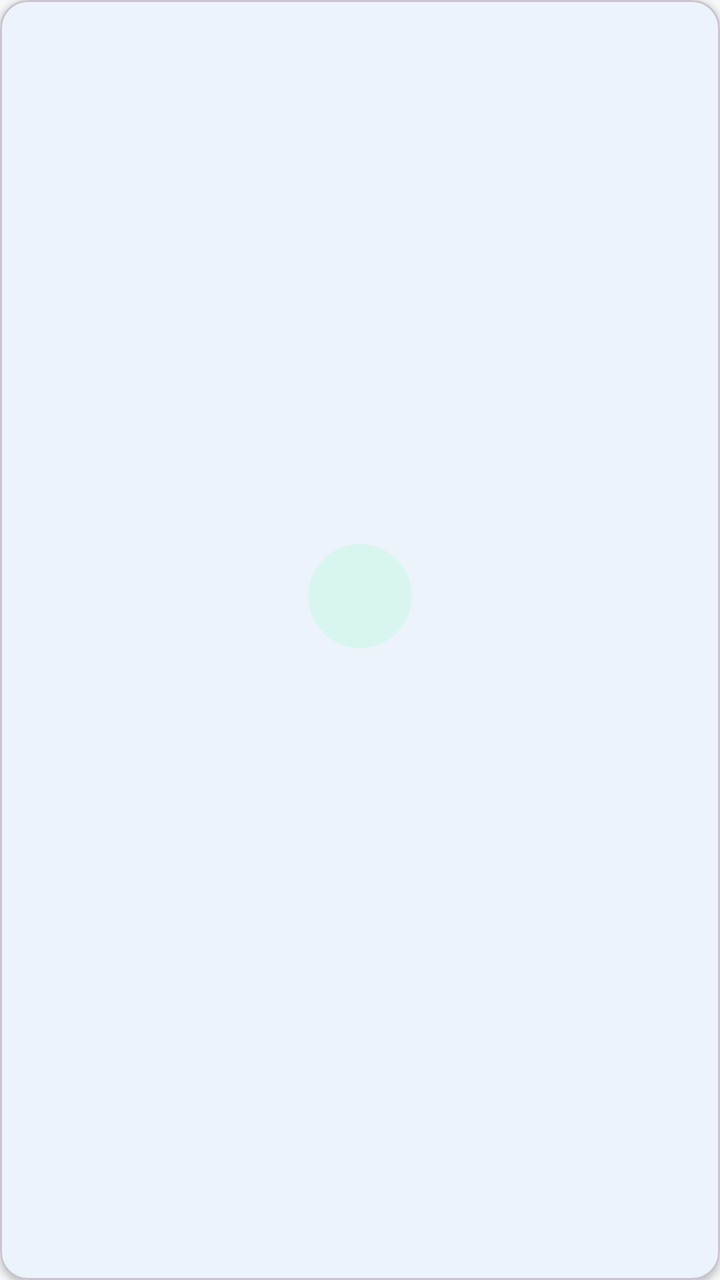
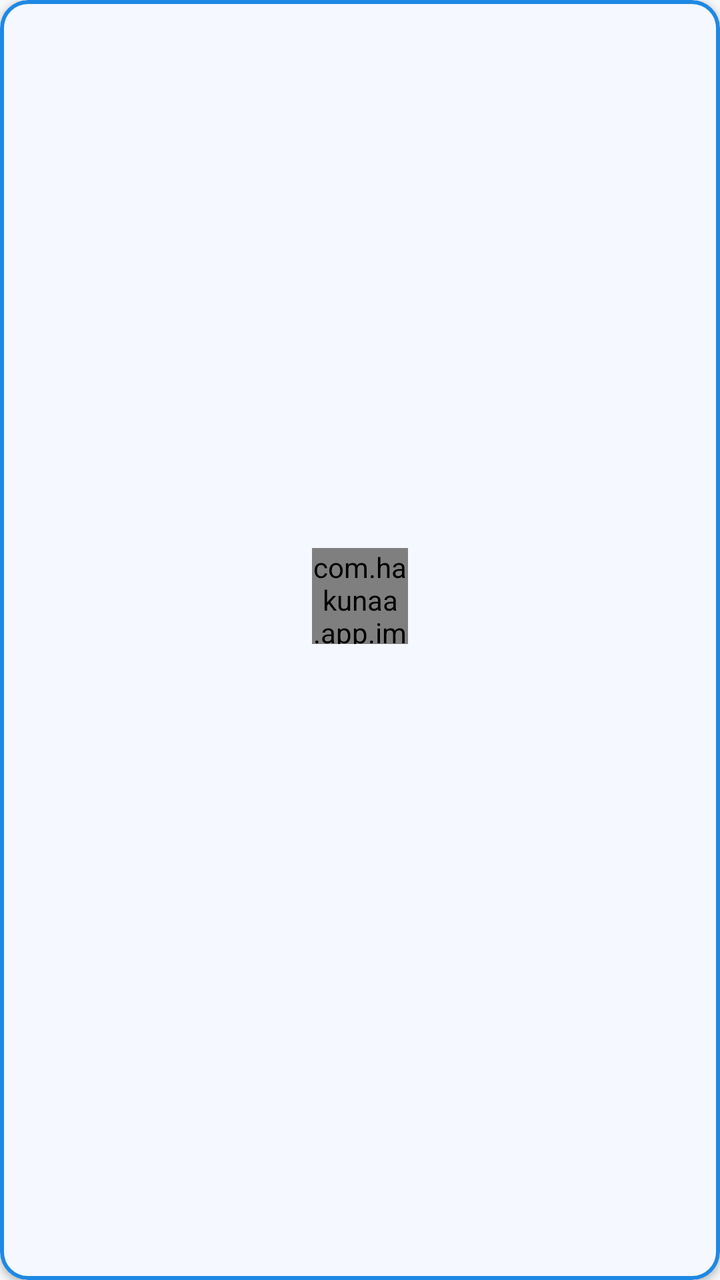

An Android layout rendered at two revisions. The XML below is the earlier revision; the diff shows what the commit changed to produce the second picture.
<!-- AndroidManifest.xml: application theme Theme.Hakunaa -->
<!-- res/layout/item_image_tool.xml -->
<?xml version="1.0" encoding="utf-8"?>
<com.google.android.material.card.MaterialCardView
    xmlns:android="http://schemas.android.com/apk/res/android"
    xmlns:app="http://schemas.android.com/apk/res-auto"
    android:layout_width="match_parent"
    android:layout_height="wrap_content"
    app:cardCornerRadius="14dp"
    app:cardElevation="2dp">

    <LinearLayout
        android:layout_width="match_parent"
        android:layout_height="match_parent"
        android:gravity="center"
        android:orientation="vertical"
        android:padding="12dp">

        <FrameLayout
            android:layout_width="52dp"
            android:layout_height="52dp"
            android:background="@drawable/bg_tool_icon_tint">

            <ImageView
                android:id="@+id/ivIcon"
                android:layout_width="28dp"
                android:layout_height="28dp"
                android:layout_gravity="center"
                android:tint="@color/hakunaa_teal" />
        </FrameLayout>

        <TextView
            android:id="@+id/tvTitle"
            android:layout_width="wrap_content"
            android:layout_height="wrap_content"
            android:layout_marginTop="8dp"
            android:ellipsize="end"
            android:maxLines="1"
            android:textColor="@color/hakunaa_text"
            android:textSize="14sp"
            android:textStyle="bold" />

        <TextView
            android:id="@+id/tvSubtitle"
            android:layout_width="wrap_content"
            android:layout_height="wrap_content"
            android:layout_marginTop="2dp"
            android:ellipsize="end"
            android:maxLines="1"
            android:textColor="@color/hakunaa_text_secondary"
            android:textSize="11sp" />
    </LinearLayout>
</com.google.android.material.card.MaterialCardView>
<!-- resources referenced by this layout -->
<resources>
  <color name="hakunaa_teal">#00BFA5</color>
  <color name="hakunaa_text">#111827</color>
  <color name="hakunaa_text_secondary">#5B6472</color>
  <!-- drawable bg_tool_icon_tint (drawable) -->
  <?xml version="1.0" encoding="utf-8"?>
  <shape xmlns:android="http://schemas.android.com/apk/res/android"
      android:shape="oval">
      <solid android:color="#D9F5F0" />
  </shape>
  <style name="Theme.Hakunaa" parent="Theme.Material3.Light.NoActionBar">
          <item name="colorPrimary">@color/hakunaa_primary</item>
          <item name="colorPrimaryDark">@color/hakunaa_primary_dark</item>
          <item name="colorOnPrimary">@color/hakunaa_on_primary</item>
          <item name="android:windowBackground">@color/hakunaa_background</item>
          <item name="colorSurface">@color/hakunaa_surface</item>
          <item name="android:textColorPrimary">@color/hakunaa_text</item>
          <item name="android:textColorSecondary">@color/hakunaa_text_secondary</item>
      </style>
  <color name="hakunaa_primary">#0B57D0</color>
  <color name="hakunaa_primary_dark">#0842A0</color>
  <color name="hakunaa_on_primary">#FFFFFF</color>
  <color name="hakunaa_background">#F6F7F9</color>
  <color name="hakunaa_surface">#FFFFFF</color>
</resources>

<!-- the commit's change to res/layout/item_image_tool.xml (unified diff, before → after) -->
@@ -4,8 +4,11 @@
     xmlns:app="http://schemas.android.com/apk/res-auto"
     android:layout_width="match_parent"
     android:layout_height="wrap_content"
+    app:cardBackgroundColor="#F5F8FF"
     app:cardCornerRadius="14dp"
-    app:cardElevation="2dp">
+    app:cardElevation="2dp"
+    app:strokeColor="#1E88E5"
+    app:strokeWidth="2dp">
 
     <LinearLayout
         android:layout_width="match_parent"
@@ -14,18 +17,10 @@
         android:orientation="vertical"
         android:padding="12dp">
 
-        <FrameLayout
-            android:layout_width="52dp"
-            android:layout_height="52dp"
-            android:background="@drawable/bg_tool_icon_tint">
-
-            <ImageView
-                android:id="@+id/ivIcon"
-                android:layout_width="28dp"
-                android:layout_height="28dp"
-                android:layout_gravity="center"
-                android:tint="@color/hakunaa_teal" />
-        </FrameLayout>
+        <com.hakunaa.app.image.ImageIconView
+            android:id="@+id/ivIcon"
+            android:layout_width="48dp"
+            android:layout_height="48dp" />
 
         <TextView
             android:id="@+id/tvTitle"
<!-- resource entries referenced after the edit -->
@@ -1,14 +1,7 @@
 <!-- resources referenced by this layout -->
 <resources>
-  <color name="hakunaa_teal">#00BFA5</color>
   <color name="hakunaa_text">#111827</color>
   <color name="hakunaa_text_secondary">#5B6472</color>
-  <!-- drawable bg_tool_icon_tint (drawable) -->
-  <?xml version="1.0" encoding="utf-8"?>
-  <shape xmlns:android="http://schemas.android.com/apk/res/android"
-      android:shape="oval">
-      <solid android:color="#D9F5F0" />
-  </shape>
   <style name="Theme.Hakunaa" parent="Theme.Material3.Light.NoActionBar">
           <item name="colorPrimary">@color/hakunaa_primary</item>
           <item name="colorPrimaryDark">@color/hakunaa_primary_dark</item>
